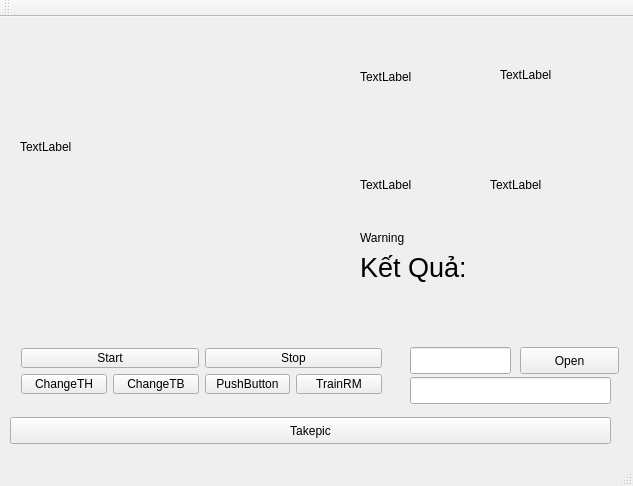
Old version of the form SRC/TranCapstone/mainwindow.ui in the repository nicknguyen071093/CapstoneProject.
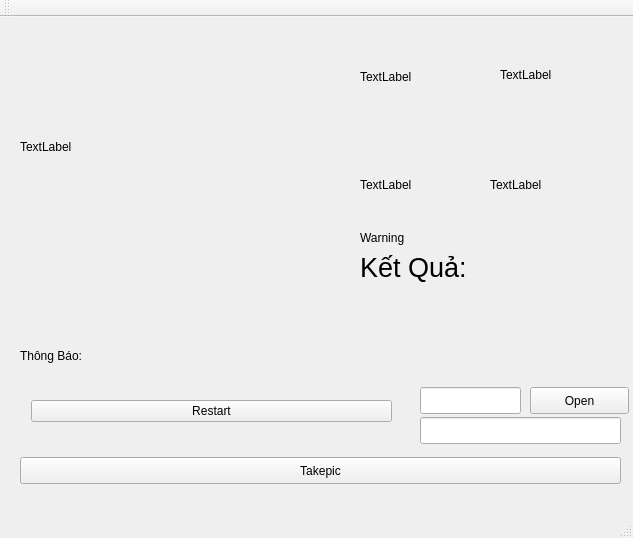
New version of the form.

Diff of the .ui file:
```diff
--- a/SRC/TranCapstone/mainwindow.ui
+++ b/SRC/TranCapstone/mainwindow.ui
@@ -7,7 +7,7 @@
     <x>0</x>
     <y>0</y>
     <width>633</width>
-    <height>486</height>
+    <height>538</height>
    </rect>
   </property>
   <property name="windowTitle">
@@ -43,8 +43,8 @@
    <widget class="QWidget" name="layoutWidget">
     <property name="geometry">
      <rect>
-      <x>10</x>
-      <y>320</y>
+      <x>20</x>
+      <y>360</y>
       <width>383</width>
       <height>68</height>
      </rect>
@@ -54,17 +54,10 @@
       <layout class="QHBoxLayout" name="horizontalLayout_3">
        <item>
         <layout class="QHBoxLayout" name="horizontalLayout">
-         <item>
-          <widget class="QPushButton" name="pushButton">
-           <property name="text">
-            <string>Start</string>
-           </property>
-          </widget>
-         </item>
          <item>
           <widget class="QPushButton" name="pushButton_5">
            <property name="text">
-            <string>Stop</string>
+            <string>Restart</string>
            </property>
           </widget>
          </item>
@@ -72,38 +65,6 @@
        </item>
       </layout>
      </item>
-     <item>
-      <layout class="QHBoxLayout" name="horizontalLayout_2">
-       <item>
-        <widget class="QPushButton" name="pushButton_2">
-         <property name="text">
-          <string>ChangeTH</string>
-         </property>
-        </widget>
-       </item>
-       <item>
-        <widget class="QPushButton" name="pushButton_3">
-         <property name="text">
-          <string>ChangeTB</string>
-         </property>
-        </widget>
-       </item>
-       <item>
-        <widget class="QPushButton" name="btnBackHand">
-         <property name="text">
-          <string>PushButton</string>
-         </property>
-        </widget>
-       </item>
-       <item>
-        <widget class="QPushButton" name="pushButton_4">
-         <property name="text">
-          <string>TrainRM</string>
-         </property>
-        </widget>
-       </item>
-      </layout>
-     </item>
     </layout>
    </widget>
    <widget class="QLabel" name="lbWarning">
@@ -134,8 +95,8 @@
    <widget class="QLineEdit" name="txtType">
     <property name="geometry">
      <rect>
-      <x>410</x>
-      <y>360</y>
+      <x>420</x>
+      <y>400</y>
       <width>201</width>
       <height>27</height>
      </rect>
@@ -144,8 +105,8 @@
    <widget class="QPushButton" name="btnTakepic">
     <property name="geometry">
      <rect>
-      <x>10</x>
-      <y>400</y>
+      <x>20</x>
+      <y>440</y>
       <width>601</width>
       <height>27</height>
      </rect>
@@ -214,8 +175,8 @@
    <widget class="QLineEdit" name="txtName">
     <property name="geometry">
      <rect>
-      <x>410</x>
-      <y>330</y>
+      <x>420</x>
+      <y>370</y>
       <width>101</width>
       <height>27</height>
      </rect>
@@ -224,8 +185,8 @@
    <widget class="QPushButton" name="pushButton_6">
     <property name="geometry">
      <rect>
-      <x>520</x>
-      <y>330</y>
+      <x>530</x>
+      <y>370</y>
       <width>99</width>
       <height>27</height>
      </rect>
@@ -234,6 +195,19 @@
      <string>Open</string>
     </property>
    </widget>
+   <widget class="QLabel" name="lbThongbao">
+    <property name="geometry">
+     <rect>
+      <x>20</x>
+      <y>330</y>
+      <width>591</width>
+      <height>17</height>
+     </rect>
+    </property>
+    <property name="text">
+     <string>Thông Báo:</string>
+    </property>
+   </widget>
   </widget>
   <widget class="QMenuBar" name="menuBar">
    <property name="geometry">
```
